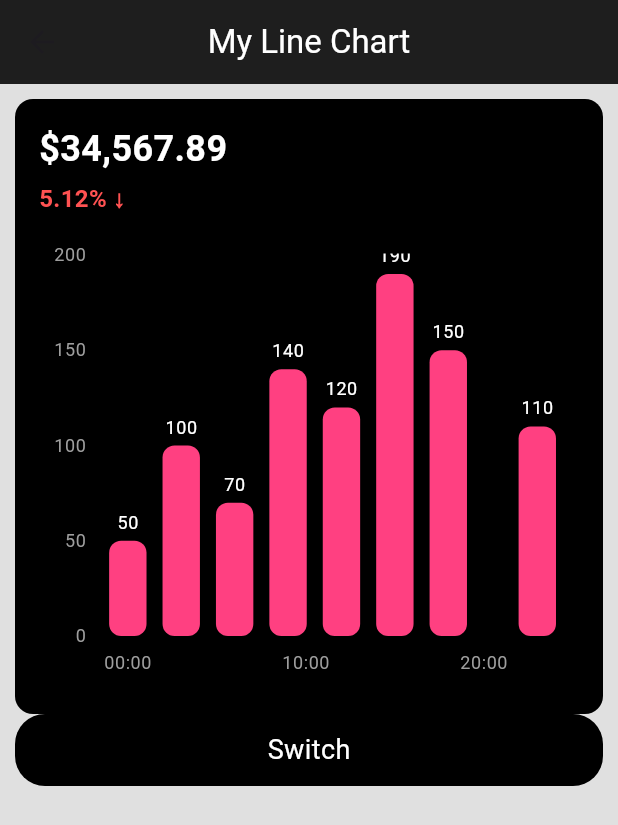
After one commit to shoroardiSumon/CustomiedBlockDesign, a Flutter app: the MyLineChart screen opened directly, after a tap on "Switch", on a phone screen of 412 x 824 dp. The commit adds this screen. Shown: the top 825 px of the screen. Run offline on Flutter 3.47's test engine with Material 3 defaults, Android fonts, the phone set to English and light mode, and no system bars; our stand-ins replace syncfusion_flutter_charts; missing offline and left inert: bubble_chart.

Commit message:
line and bar chart added

```diff
--- /dev/null
+++ b/lib/model/bubble_chart_data.dart
@@ -0,0 +1,4 @@
+class BubbbleChartData {
+  BubbbleChartData(this.size);
+  final double size;
+}
--- a/lib/model/chart_data.dart
+++ /dev/null
@@ -1,4 +0,0 @@
-class ChartData {
-  ChartData(this.size);
-  final double size;
-}
--- /dev/null
+++ b/lib/model/line_chart_data.dart
@@ -0,0 +1,6 @@
+class LineChartData {
+  LineChartData(this.time, this.value);
+
+  final DateTime time;
+  final double value;
+}
--- a/lib/pages/bubble_block.dart
+++ b/lib/pages/bubble_block.dart
@@ -1,5 +1,5 @@
 import 'package:flutter/material.dart';
-import 'package:widgettest/model/chart_data.dart';
+import 'package:widgettest/model/bubble_chart_data.dart';
 import 'package:widgettest/pages/bubble_chart.dart';
 import 'package:widgettest/utils/constants.dart';
 
@@ -11,13 +11,13 @@ class MyBubbleBlock extends StatefulWidget {
 }
 
 class _MyBubbleBlockState extends State<MyBubbleBlock> {
-  List<ChartData> getChartData() {
+  List<BubbbleChartData> getChartData() {
   return [
-    ChartData(2041),
-    ChartData(1991),
-    ChartData(681),
-    ChartData(445),
-    ChartData(21),
+    BubbbleChartData(2041),
+    BubbbleChartData(1991),
+    BubbbleChartData(681),
+    BubbbleChartData(445),
+    BubbbleChartData(21),
   ];
 }
 
--- a/lib/pages/home.dart
+++ b/lib/pages/home.dart
@@ -2,6 +2,7 @@ import 'package:flutter/material.dart';
 import 'package:widgettest/pages/bg_screen.dart';
 import 'package:widgettest/pages/bubble_block.dart';
 import 'package:widgettest/pages/dashboard.dart';
+import 'package:widgettest/pages/my_line_chart.dart';
 import 'package:widgettest/utils/app_navigator.dart';
 import 'package:widgettest/utils/constants.dart';
 import 'package:widgettest/utils/custom/custom_dialog.dart';
@@ -34,6 +35,24 @@ class _HomePageState extends State<HomePage> {
               mainAxisAlignment: MainAxisAlignment.end,
               crossAxisAlignment: CrossAxisAlignment.start,
               children: [
+
+                InkWell(
+                  onTap: () {
+                    Navigator.of(context).push(appNavigator(const MyLineChart(), const Offset(1, 0), 500));
+                  },
+                  child: Container(
+                    height: 48,
+                    width: double.infinity,
+                    alignment: Alignment.center,
+                    decoration: BoxDecoration(
+                      borderRadius: BorderRadius.circular(20),
+                      color: Colors.black
+                    ),
+                    child: const Text("Line Chart", style: TextStyle(color: Colors.white, fontSize: 18, fontWeight: FontWeight.w400),),
+                  ),
+                ),
+
+                const SizedBox(height: 20,),
 
                 InkWell(
                   onTap: () {
--- /dev/null
+++ b/lib/pages/my_line_chart.dart
@@ -0,0 +1,91 @@
+import 'package:flutter/material.dart';
+import 'package:widgettest/model/line_chart_data.dart';
+import 'package:widgettest/utils/custom/custom_bar_chart.dart';
+import 'package:widgettest/utils/custom/custom_line_chart.dart';
+
+class MyLineChart extends StatefulWidget {
+  const MyLineChart({super.key});
+
+  @override
+  State<MyLineChart> createState() => _MyLineChartState();
+}
+
+class _MyLineChartState extends State<MyLineChart> {
+  bool isLinegraph = true;
+  void toggleGraph(){
+    setState(() {
+      isLinegraph = !isLinegraph;
+    });
+  }
+
+
+  @override
+  Widget build(BuildContext context) {
+    return Scaffold(
+      backgroundColor: Colors.black12,
+      appBar: AppBar(
+        title: const Text("My Line Chart", style: TextStyle(color: Colors.white),),
+        centerTitle: true,
+        backgroundColor: Colors.black87,
+      ),
+      body: SingleChildScrollView(
+        child: Padding(
+          padding: const EdgeInsets.all(10),
+          child: Column(
+            children: [
+              isLinegraph?
+              CustomLineChart(
+                price: '34,567.89',
+                percentageChange: '5.12%',
+                isPositiveChange: false,
+                data: [
+                  LineChartData(DateTime(2024, 8, 12, 0, 0), 50),
+                  LineChartData(DateTime(2024, 8, 12, 3, 0), 100),
+                  LineChartData(DateTime(2024, 8, 12, 6, 0), 70),
+                  LineChartData(DateTime(2024, 8, 12, 9, 0), 140),
+                  LineChartData(DateTime(2024, 8, 12, 12, 0), 120),
+                  LineChartData(DateTime(2024, 8, 12, 15, 0), 190),
+                  LineChartData(DateTime(2024, 8, 12, 18, 0), 150),
+                  LineChartData(DateTime(2024, 8, 12, 23, 0), 110),
+                ],
+              )
+              : CustomBarChart(
+                price: '34,567.89',
+                percentageChange: '5.12%',
+                isPositiveChange: false,
+                data: [
+                  LineChartData(DateTime(2024, 8, 12, 0, 0), 50),
+                  LineChartData(DateTime(2024, 8, 12, 3, 0), 100),
+                  LineChartData(DateTime(2024, 8, 12, 6, 0), 70),
+                  LineChartData(DateTime(2024, 8, 12, 9, 0), 140),
+                  LineChartData(DateTime(2024, 8, 12, 12, 0), 120),
+                  LineChartData(DateTime(2024, 8, 12, 15, 0), 190),
+                  LineChartData(DateTime(2024, 8, 12, 18, 0), 150),
+                  LineChartData(DateTime(2024, 8, 12, 23, 0), 110),
+                ],
+              ),
+
+
+
+              InkWell(
+                  onTap: () {
+                    toggleGraph();
+                  },
+                  child: Container(
+                    height: 48,
+                    width: double.infinity,
+                    alignment: Alignment.center,
+                    decoration: BoxDecoration(
+                      borderRadius: BorderRadius.circular(20),
+                      color: Colors.black
+                    ),
+                    child: const Text("Switch", style: TextStyle(color: Colors.white, fontSize: 18, fontWeight: FontWeight.w400),),
+                  ),
+                ),
+            ],
+          ),
+        ),
+      ),
+    );
+  }
+}
--- a/lib/utils/custom/bubble_chart_painter.dart
+++ b/lib/utils/custom/bubble_chart_painter.dart
@@ -1,10 +1,10 @@
 import 'dart:math';
 
 import 'package:flutter/material.dart';
-import 'package:widgettest/model/chart_data.dart';
+import 'package:widgettest/model/bubble_chart_data.dart';
 
 class BubbleChartPainter extends CustomPainter {
-  final List<ChartData> data;
+  final List<BubbbleChartData> data;
   BubbleChartPainter(this.data);
 
   @override
--- /dev/null
+++ b/lib/utils/custom/custom_bar_chart.dart
@@ -0,0 +1,84 @@
+import 'package:flutter/material.dart';
+import 'package:syncfusion_flutter_charts/charts.dart';
+import 'package:widgettest/model/line_chart_data.dart';
+
+class CustomBarChart extends StatelessWidget {
+  final List<LineChartData> data;
+  final String price;
+  final String percentageChange;
+  final bool isPositiveChange;
+
+  const CustomBarChart({
+    super.key,
+    required this.data,
+    required this.price,
+    required this.percentageChange,
+    required this.isPositiveChange,
+  });
+
+  @override
+  Widget build(BuildContext context) {
+    return Container(
+      padding: const EdgeInsets.all(16),
+      decoration: BoxDecoration(
+        color: Colors.black,
+        borderRadius: BorderRadius.circular(12),
+      ),
+      child: Column(
+        crossAxisAlignment: CrossAxisAlignment.start,
+        children: [
+          Text(
+            '\$$price',
+            style: const TextStyle(
+              color: Colors.white,
+              fontSize: 24,
+              fontWeight: FontWeight.bold,
+            ),
+          ),
+          const SizedBox(height: 4),
+          Text(
+            isPositiveChange ? '+$percentageChange ↑' : '$percentageChange ↓',
+            style: TextStyle(
+              color: isPositiveChange ? Colors.greenAccent : Colors.redAccent,
+              fontSize: 16,
+              fontWeight: FontWeight.w600,
+            ),
+          ),
+          const SizedBox(height: 16),
+          SfCartesianChart(
+            plotAreaBorderWidth: 0,
+            primaryXAxis: const DateTimeAxis(
+              axisLine: AxisLine(width: 0),  // Hide the X axis line
+              majorTickLines: MajorTickLines(width: 0),  // Hide the major tick lines on the X axis
+              labelStyle: TextStyle(color: Colors.grey),  // Style for the X axis labels
+              majorGridLines: MajorGridLines(width: 0),
+            ),
+            primaryYAxis: const NumericAxis(
+              axisLine: AxisLine(width: 0),  // Hide the Y axis line
+              majorTickLines: MajorTickLines(width: 0),  // Hide the major tick lines on the Y axis
+              labelStyle: TextStyle(color: Colors.grey),  // Style for the Y axis labels
+              majorGridLines: MajorGridLines(width: 0),
+              interval: 50,  // Customize the interval as needed
+              minimum: 0,    // Set the minimum value of the Y-axis
+              maximum: 200,  // Set the maximum value of the Y-axis
+            ),
+            series: <CartesianSeries<LineChartData, DateTime>>[
+              ColumnSeries<LineChartData, DateTime>(
+                dataSource: data,
+                xValueMapper: (LineChartData sales, _) => sales.time,
+                yValueMapper: (LineChartData sales, _) => sales.value,
+                color: Colors.pinkAccent,
+                borderRadius: const BorderRadius.all(Radius.circular(8)),
+                dataLabelSettings: const DataLabelSettings(
+                  isVisible: true,
+                  textStyle: TextStyle(color: Colors.white),
+                  labelPosition: ChartDataLabelPosition.outside,
+                ),
+              ),
+            ],
+          ),
+        ],
+      ),
+    );
+  }
+}
--- /dev/null
+++ b/lib/utils/custom/custom_line_chart.dart
@@ -0,0 +1,292 @@
+import 'package:flutter/material.dart';
+import 'package:syncfusion_flutter_charts/charts.dart';
+import 'package:widgettest/model/line_chart_data.dart';
+
+class CustomLineChart extends StatelessWidget {
+  final List<LineChartData> data;
+  final String price;
+  final String percentageChange;
+  final bool isPositiveChange;
+
+  const CustomLineChart({
+    super.key,
+    required this.data,
+    required this.price,
+    required this.percentageChange,
+    required this.isPositiveChange,
+  });
+
+  @override
+  Widget build(BuildContext context) {
+    return Container(
+      padding: const EdgeInsets.all(16),
+      decoration: BoxDecoration(
+        color: Colors.black,
+        borderRadius: BorderRadius.circular(12),
+      ),
+      child: Column(
+        crossAxisAlignment: CrossAxisAlignment.start,
+        children: [
+          Text(
+            '\$$price',
+            style: const TextStyle(
+              color: Colors.white,
+              fontSize: 24,
+              fontWeight: FontWeight.bold,
+            ),
+          ),
+          const SizedBox(height: 4),
+          Text(
+            isPositiveChange ? '+$percentageChange ↑' : '$percentageChange ↓',
+            style: TextStyle(
+              color: isPositiveChange ? Colors.greenAccent : Colors.redAccent,
+              fontSize: 16,
+              fontWeight: FontWeight.w600,
+            ),
+          ),
+          const SizedBox(height: 16),
+          SfCartesianChart(
+            plotAreaBorderWidth: 0,
+            primaryXAxis: const DateTimeAxis(
+              isVisible: true,
+              axisLine: AxisLine(width: 0),
+              majorTickLines: MajorTickLines(width: 0),
+              labelStyle: TextStyle(color: Colors.grey),
+              majorGridLines: MajorGridLines(width: 0),
+            ),
+            primaryYAxis: const NumericAxis(
+              isVisible: true,
+              axisLine: AxisLine(width: 0),
+              majorTickLines: MajorTickLines(width: 0),
+              majorGridLines: MajorGridLines(width: 0),
+              labelStyle: TextStyle(color: Colors.grey),
+              interval: 25,  // Customize the interval as needed
+              minimum: 0,    // Set the minimum value of the Y-axis
+              maximum: 200,  // Set the maximum value of the Y-axis
+            ),
+            series: <CartesianSeries<LineChartData, DateTime>>[
+              SplineAreaSeries<LineChartData, DateTime>(
+                dataSource: data,
+                xValueMapper: (LineChartData sales, _) => sales.time,
+                yValueMapper: (LineChartData sales, _) => sales.value,
+                borderColor: Colors.pinkAccent,
+                borderWidth: 3,
+                gradient: LinearGradient(
+                  colors: [
+                    Colors.pinkAccent.withOpacity(0.4),
+                    Colors.pinkAccent.withOpacity(0.01),
+                  ],
+                  begin: Alignment.topCenter,
+                  end: Alignment.bottomCenter,
+                ),
+                splineType: SplineType.natural,
+                markerSettings: const MarkerSettings(
+                  isVisible: true,
+                  color: Colors.white,
+                  borderWidth: 4,
+                  borderColor: Colors.pinkAccent,
+                  shape: DataMarkerType.circle,
+                ),
+                dataLabelSettings: const DataLabelSettings(
+                  isVisible: true,
+                  textStyle: TextStyle(color: Colors.white),
+                  labelPosition: ChartDataLabelPosition.outside,
+                  useSeriesColor: true,
+                ),
+              ),
+            ],
+          ),
+        ],
+      ),
+    );
+  }
+}
+
+
+
+
+
+
+
+
+
+
+// import 'package:flutter/material.dart';
+// import 'package:syncfusion_flutter_charts/charts.dart';
+// import 'package:widgettest/model/line_chart_data.dart';
+
+// class CustomLineChart extends StatelessWidget {
+//   final List<LineChartData> data;
+//   final String price;
+//   final String percentageChange;
+//   final bool isPositiveChange;
+
+//   const CustomLineChart({
+//     super.key,
+//     required this.data,
+//     required this.price,
+//     required this.percentageChange,
+//     required this.isPositiveChange,
+//   });
+
+//   @override
+//   Widget build(BuildContext context) {
+//     return Container(
+//       padding: const EdgeInsets.all(16),
+//       decoration: BoxDecoration(
+//         color: Colors.black,
+//         borderRadius: BorderRadius.circular(12),
+//       ),
+//       child: Column(
+//         crossAxisAlignment: CrossAxisAlignment.start,
+//         children: [
+//           Text(
+//             '\$$price',
+//             style: const TextStyle(
+//               color: Colors.white,
+//               fontSize: 24,
+//               fontWeight: FontWeight.bold,
+//             ),
+//           ),
+//           const SizedBox(height: 4),
+//           Text(
+//             isPositiveChange ? '+$percentageChange ↑' : '$percentageChange ↓',
+//             style: TextStyle(
+//               color: isPositiveChange ? Colors.greenAccent : Colors.redAccent,
+//               fontSize: 16,
+//               fontWeight: FontWeight.w600,
+//             ),
+//           ),
+//           const SizedBox(height: 16),
+//           SfCartesianChart(
+//             plotAreaBorderWidth: 0,
+//             primaryXAxis: const DateTimeAxis(
+//               axisLine: AxisLine(width: 0),
+//               majorTickLines: MajorTickLines(width: 0),
+//               labelStyle: TextStyle(color: Colors.grey),
+//             ),
+//             primaryYAxis: const NumericAxis(
+//               isVisible: false,
+//             ),
+//             series: <CartesianSeries<LineChartData, DateTime>>[
+//               SplineAreaSeries<LineChartData, DateTime>(
+//                 dataSource: data,
+//                 xValueMapper: (LineChartData sales, _) => sales.time,
+//                 yValueMapper: (LineChartData sales, _) => sales.value,
+//                 borderColor: Colors.pinkAccent,
+//                 borderWidth: 3,
+//                 gradient: LinearGradient(
+//                   colors: [
+//                     Colors.pinkAccent.withOpacity(0.4),
+//                     Colors.pinkAccent.withOpacity(0.01),
+//                   ],
+//                   begin: Alignment.topCenter,
+//                   end: Alignment.bottomCenter,
+//                 ),
+//                 splineType: SplineType.natural,
+//                 markerSettings: const MarkerSettings(
+//                   isVisible: true,
+//                   color: Colors.white,
+//                   borderWidth: 3,
+//                   borderColor: Colors.pinkAccent,
+//                   shape: DataMarkerType.circle,
+//                 ),
+//               ),
+//             ],
+//           ),
+//         ],
+//       ),
+//     );
+//   }
+// }
+
+
+
+
+
+
+
+
+
+
+
+
+// import 'package:flutter/material.dart';
+// import 'package:syncfusion_flutter_charts/charts.dart';
+// import 'package:widgettest/model/line_chart_data.dart';
+
+// class CustomLineChart extends StatelessWidget {
+//   final List<BubbleChartData> data;
+//   final String price;
+//   final String percentageChange;
+//   final bool isPositiveChange;
+
+//   const CustomLineChart({
+//     super.key,
+//     required this.data,
+//     required this.price,
+//     required this.percentageChange,
+//     required this.isPositiveChange,
+//   });
+
+//   @override
+//   Widget build(BuildContext context) {
+//     return Container(
+//       padding: const EdgeInsets.all(16),
+//       decoration: BoxDecoration(
+//         color: Colors.black,
+//         borderRadius: BorderRadius.circular(12),
+//       ),
+//       child: Column(
+//         crossAxisAlignment: CrossAxisAlignment.start,
+//         children: [
+//           Text(
+//             '\$$price',
+//             style: const TextStyle(
+//               color: Colors.white,
+//               fontSize: 24,
+//               fontWeight: FontWeight.bold,
+//             ),
+//           ),
+//           const SizedBox(height: 4),
+//           Text(
+//             isPositiveChange ? '+$percentageChange ↑' : '$percentageChange ↓',
+//             style: TextStyle(
+//               color: isPositiveChange ? Colors.greenAccent : Colors.redAccent,
+//               fontSize: 16,
+//               fontWeight: FontWeight.w600,
+//             ),
+//           ),
+//           const SizedBox(height: 16),
+//           SfCartesianChart(
+//             plotAreaBorderWidth: 0,
+//             primaryXAxis: const DateTimeAxis(
+//               axisLine: AxisLine(width: 0),
+//               majorTickLines: MajorTickLines(width: 0),
+//               labelStyle: TextStyle(color: Colors.grey),
+//             ),
+//             primaryYAxis: const NumericAxis(
+//               isVisible: false,
+//             ),
+//             series: <CartesianSeries<BubbleChartData, DateTime>>[
+//               LineSeries<BubbleChartData, DateTime>(
+//                 dataSource: data,
+//                 xValueMapper: (BubbleChartData sales, _) => sales.time,
+//                 yValueMapper: (BubbleChartData sales, _) => sales.value,
+//                 color: Colors.pinkAccent,
+//                 width: 3,
+//                 markerSettings: const MarkerSettings(
+//                   isVisible: true,
+//                   color: Colors.white,
+//                   borderWidth: 3,
+//                   borderColor: Colors.pinkAccent,
+//                   shape: DataMarkerType.circle,
+//                 ),
+//               ),
+//             ],
+//           ),
+//         ],
+//       ),
+//     );
+//   }
+// }
--- a/pubspec.yaml
+++ b/pubspec.yaml
@@ -41,6 +41,7 @@ dependencies:
   dropdown_button2: ^2.3.9
   provider:
   bubble_chart: any
+  syncfusion_flutter_charts: ^26.2.9
 
 dev_dependencies:
   flutter_test:
```
Also changed, not shown: pubspec.lock.
